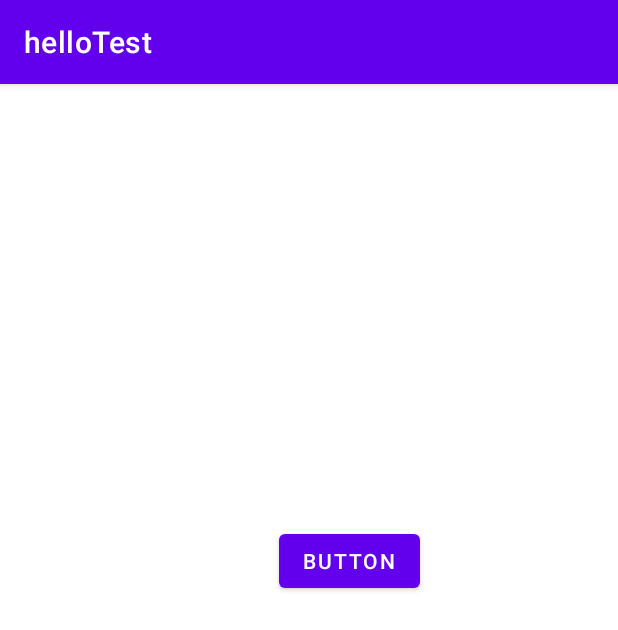
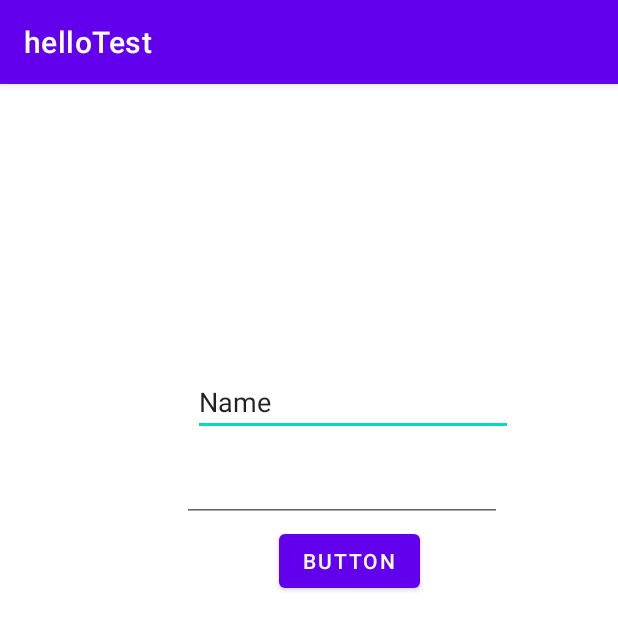
Before and after one commit to eyi-jin/test, an Android app: the MainActivity3 screen opened directly, with no data from a screen before it, on a phone screen of 412 x 824 dp. Shown: the top 630 px of the screen. Run offline under Robolectric (Android 15) with nearby library versions, the phone set to English and light mode, and no system bars.

Commit message:
로그인 텍스틑 생성

```diff
--- a/app/src/main/res/layout/activity_main3.xml
+++ b/app/src/main/res/layout/activity_main3.xml
@@ -16,4 +16,29 @@
         android:text="Button"
         app:layout_constraintEnd_toEndOf="parent"
         app:layout_constraintTop_toTopOf="parent" />
+
+    <EditText
+        android:id="@+id/editTextTextPersonName"
+        android:layout_width="wrap_content"
+        android:layout_height="wrap_content"
+        android:layout_marginEnd="70dp"
+        android:layout_marginRight="70dp"
+        android:layout_marginBottom="12dp"
+        android:ems="10"
+        android:inputType="textPersonName"
+        android:text="Name"
+        app:layout_constraintBottom_toTopOf="@+id/editTextTextPassword"
+        app:layout_constraintEnd_toEndOf="parent" />
+
+    <EditText
+        android:id="@+id/editTextTextPassword"
+        android:layout_width="wrap_content"
+        android:layout_height="wrap_content"
+        android:layout_marginEnd="7dp"
+        android:layout_marginRight="7dp"
+        android:layout_marginBottom="2dp"
+        android:ems="10"
+        android:inputType="textPassword"
+        app:layout_constraintBottom_toTopOf="@+id/button"
+        app:layout_constraintEnd_toEndOf="@+id/editTextTextPersonName" />
 </androidx.constraintlayout.widget.ConstraintLayout>
```
